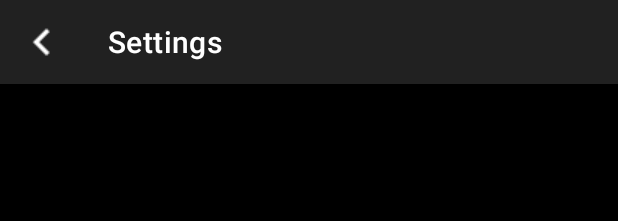
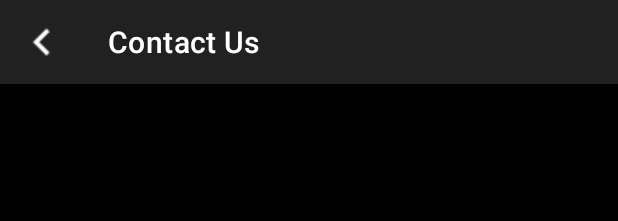
Before and after one commit to gym-tutor/android, an Android app: the layout activity_setting_contactus.xml on its own in the app's theme, with its tools: preview values and no code run, on a phone screen of 412 x 824 dp. Shown: the top 221 px of the screen. Run offline under Robolectric (Android 15) with nearby library versions, the phone set to English and light mode, and no system bars.

Commit message:
all setting page are finished

```diff
--- a/app/src/main/res/layout/activity_setting_aboutus.xml
+++ b/app/src/main/res/layout/activity_setting_aboutus.xml
@@ -16,7 +16,7 @@
         app:layout_constraintStart_toStartOf="parent"
         app:layout_constraintTop_toTopOf="parent"
         app:navigationIcon="@drawable/baseline_chevron_left_white_18dp"
-        app:title="Settings" />
+        app:title="About Us" />
     <TextView android:layout_width="match_parent" android:layout_height="0dp"
         android:layout_weight="1"
         android:orientation="horizontal"
--- a/app/src/main/res/layout/activity_setting_account.xml
+++ b/app/src/main/res/layout/activity_setting_account.xml
@@ -16,7 +16,7 @@
         app:layout_constraintStart_toStartOf="parent"
         app:layout_constraintTop_toTopOf="parent"
         app:navigationIcon="@drawable/baseline_chevron_left_white_18dp"
-        app:title="Settings" />
+        app:title="Account" />
     <LinearLayout android:layout_width="match_parent"
         android:layout_height="0dp"
         android:layout_weight="1"
--- a/app/src/main/res/layout/activity_setting_contactus.xml
+++ b/app/src/main/res/layout/activity_setting_contactus.xml
@@ -16,7 +16,7 @@
         app:layout_constraintStart_toStartOf="parent"
         app:layout_constraintTop_toTopOf="parent"
         app:navigationIcon="@drawable/baseline_chevron_left_white_18dp"
-        app:title="Settings" />
+        app:title="Contact Us" />
     <TextView android:layout_width="match_parent" android:layout_height="0dp"
         android:layout_weight="1"
         android:orientation="horizontal"
--- a/app/src/main/res/layout/activity_setting_general.xml
+++ b/app/src/main/res/layout/activity_setting_general.xml
@@ -16,7 +16,7 @@
         app:layout_constraintStart_toStartOf="parent"
         app:layout_constraintTop_toTopOf="parent"
         app:navigationIcon="@drawable/baseline_chevron_left_white_18dp"
-        app:title="Settings" />
+        app:title="General" />
     <LinearLayout android:layout_width="match_parent" android:layout_height="50dp"
         android:orientation="horizontal">
         <TextView
--- a/app/src/main/res/layout/activity_setting_notification.xml
+++ b/app/src/main/res/layout/activity_setting_notification.xml
@@ -16,7 +16,7 @@
         app:layout_constraintStart_toStartOf="parent"
         app:layout_constraintTop_toTopOf="parent"
         app:navigationIcon="@drawable/baseline_chevron_left_white_18dp"
-        app:title="Settings" />
+        app:title="Notification" />
     <LinearLayout android:layout_width="match_parent" android:layout_height="50dp"
         android:orientation="horizontal"
         android:background="?attr/cardbackgroundcolor"
--- a/app/src/main/res/layout/activity_setting_privacy.xml
+++ b/app/src/main/res/layout/activity_setting_privacy.xml
@@ -16,7 +16,7 @@
         app:layout_constraintStart_toStartOf="parent"
         app:layout_constraintTop_toTopOf="parent"
         app:navigationIcon="@drawable/baseline_chevron_left_white_18dp"
-        app:title="Settings" />
+        app:title="Privacy" />
     <LinearLayout android:layout_width="match_parent"
         android:layout_height="0dp"
         android:layout_weight="1"
```
